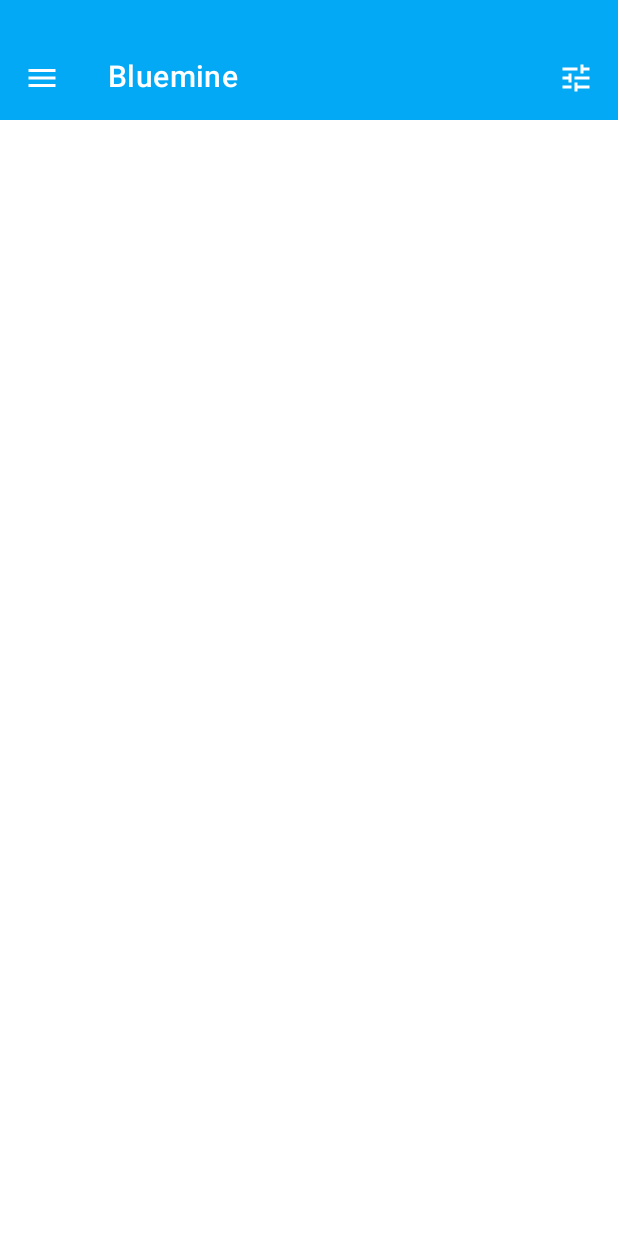
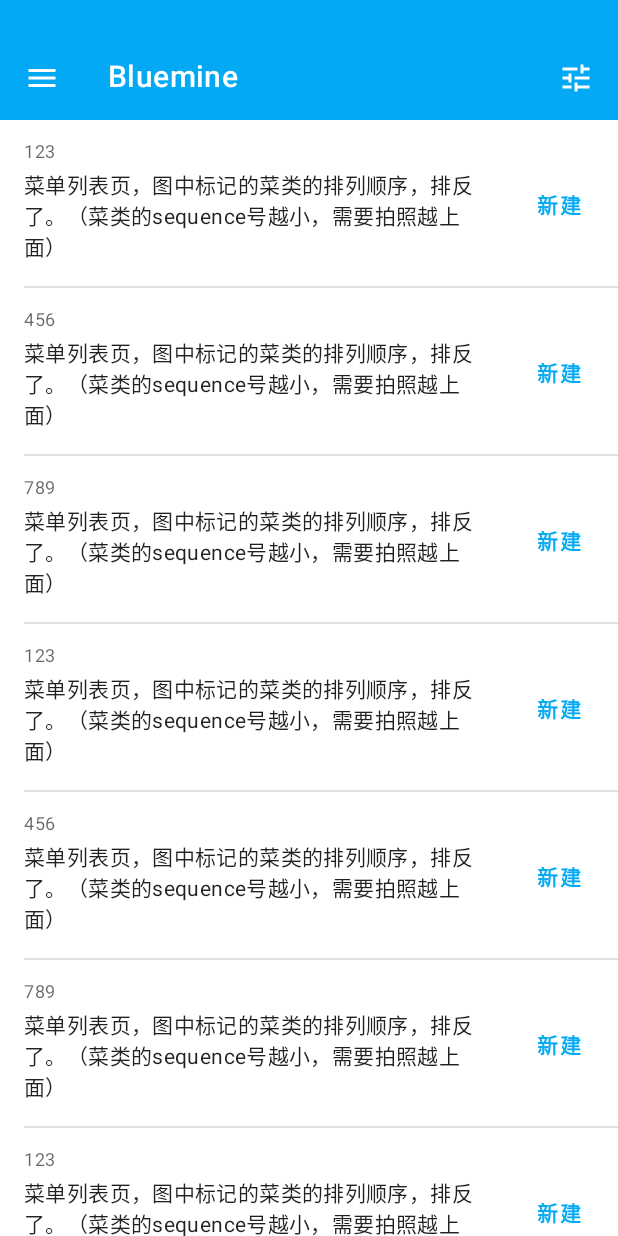
Before and after one commit to lvsecoto/Bluemine-Android, an Android app: the screen it shows after launch (MainActivity), on a phone screen of 412 x 824 dp. Run offline under Robolectric (Android 15) with nearby library versions, the phone set to English and light mode, and no system bars; our stand-ins replace data binding; plain views replace Layer.

Commit message:
完成问题列表条目界面

```diff
--- a/app/src/main/java/com/lvsecoto/bluemine/MainActivity.kt
+++ b/app/src/main/java/com/lvsecoto/bluemine/MainActivity.kt
@@ -2,7 +2,7 @@ package com.lvsecoto.bluemine
 
 import android.os.Bundle
 import androidx.fragment.app.Fragment
-import com.lvsecoto.bluemine.ui.home.IssuesListFragment
+import com.lvsecoto.bluemine.ui.home.issues.IssuesListFragment
 import com.lvsecoto.bluemine.utils.navigation.NavigationActivity
 
 class MainActivity : NavigationActivity() {
--- a/app/src/main/java/com/lvsecoto/bluemine/ui/home/IssuesListFragment.kt
+++ /dev/null
@@ -1,21 +0,0 @@
-package com.lvsecoto.bluemine.ui.home
-
-import android.os.Bundle
-import android.view.LayoutInflater
-import android.view.View
-import android.view.ViewGroup
-import androidx.databinding.DataBindingUtil
-import androidx.fragment.app.Fragment
-import com.lvsecoto.bluemine.R
-import com.lvsecoto.bluemine.databinding.FragmentIssuesListBinding
-
-class IssuesListFragment : Fragment() {
-
-    lateinit var binding : FragmentIssuesListBinding
-
-    override fun onCreateView(inflater: LayoutInflater, container: ViewGroup?, savedInstanceState: Bundle?): View? {
-        binding = DataBindingUtil.inflate(inflater, R.layout.fragment_issues_list, container, false)
-        return binding.root
-    }
-
-}
--- /dev/null
+++ b/app/src/main/java/com/lvsecoto/bluemine/ui/home/issues/IssuesAdapter.kt
@@ -0,0 +1,36 @@
+package com.lvsecoto.bluemine.ui.home.issues
+
+import androidx.recyclerview.widget.DiffUtil
+import com.lvsecoto.bluemine.R
+import com.lvsecoto.bluemine.databinding.ViewItemIssueBinding
+import com.lvsecoto.bluemine.utils.recyclerview.DataBoundListAdapter
+
+class IssuesAdapter :
+    DataBoundListAdapter<IssuesAdapter.Wrapper, ViewItemIssueBinding>(
+        diffCallback = object : DiffUtil.ItemCallback<IssuesAdapter.Wrapper>() {
+            override fun areItemsTheSame(oldItem: Wrapper, newItem: Wrapper): Boolean =
+                oldItem.title == newItem.title
+
+            override fun areContentsTheSame(oldItem: Wrapper, newItem: Wrapper): Boolean =
+                oldItem == newItem
+        }
+    ) {
+
+    var onClickItem : ((Int) -> Unit)? = null
+
+    override val layoutId: Int
+        get() = R.layout.view_item_issue
+
+    override fun onBindData(dataBinding: ViewItemIssueBinding, item: Wrapper, position: Int) {
+        super.onBindData(dataBinding, item, position)
+        dataBinding.root.setOnClickListener {
+            onClickItem?.invoke(position)
+        }
+    }
+
+    fun submitDemo(demos: List<String>) {
+        submitList(demos.map { Wrapper(it) })
+    }
+
+    data class Wrapper(val title: String)
+}
--- /dev/null
+++ b/app/src/main/java/com/lvsecoto/bluemine/ui/home/issues/IssuesListFragment.kt
@@ -0,0 +1,45 @@
+package com.lvsecoto.bluemine.ui.home.issues
+
+import android.os.Bundle
+import android.view.LayoutInflater
+import android.view.View
+import android.view.ViewGroup
+import androidx.databinding.DataBindingUtil
+import androidx.fragment.app.Fragment
+import androidx.recyclerview.widget.LinearLayoutManager
+import com.lvsecoto.bluemine.R
+import com.lvsecoto.bluemine.databinding.FragmentIssuesListBinding
+import com.lvsecoto.bluemine.utils.showToast
+
+class IssuesListFragment : Fragment() {
+
+    lateinit var binding : FragmentIssuesListBinding
+
+    private val issuesAdapter = IssuesAdapter()
+
+    override fun onCreateView(inflater: LayoutInflater, container: ViewGroup?, savedInstanceState: Bundle?): View? {
+        binding = DataBindingUtil.inflate(inflater, R.layout.fragment_issues_list, container, false)
+        binding.issues.layoutManager = LinearLayoutManager(context)
+        binding.issues.adapter = issuesAdapter
+        return binding.root
+    }
+
+    override fun onActivityCreated(savedInstanceState: Bundle?) {
+        super.onActivityCreated(savedInstanceState)
+        issuesAdapter.submitDemo(arrayListOf(
+            "123",
+            "456",
+            "789",
+            "123",
+            "456",
+            "789",
+            "123",
+            "456",
+            "789"
+        ))
+        issuesAdapter.onClickItem = {
+            showToast("click position $it!")
+        }
+    }
+
+}
--- /dev/null
+++ b/app/src/main/java/com/lvsecoto/bluemine/utils/ToastUtils.kt
@@ -0,0 +1,8 @@
+package com.lvsecoto.bluemine.utils
+
+import android.widget.Toast
+import androidx.fragment.app.Fragment
+
+fun Fragment.showToast(toast: CharSequence) {
+    Toast.makeText(this.context, toast, Toast.LENGTH_LONG).show()
+}
--- /dev/null
+++ b/app/src/main/java/com/lvsecoto/bluemine/utils/recyclerview/DataBoundListAdapter.kt
@@ -0,0 +1,42 @@
+package com.lvsecoto.bluemine.utils.recyclerview
+
+import android.view.LayoutInflater
+import android.view.ViewGroup
+import androidx.databinding.DataBindingUtil
+import androidx.databinding.ViewDataBinding
+
+import androidx.recyclerview.widget.DiffUtil
+import androidx.recyclerview.widget.ListAdapter
+import androidx.recyclerview.widget.RecyclerView
+import com.lvsecoto.bluemine.BR
+
+abstract class DataBoundListAdapter<T, V : ViewDataBinding> protected constructor(diffCallback: DiffUtil.ItemCallback<T>) :
+    ListAdapter<T, DataBoundListAdapter.ViewHolder<V>>(diffCallback) {
+
+    override fun onCreateViewHolder(viewGroup: ViewGroup, position: Int): ViewHolder<V> {
+        val itemBinding = DataBindingUtil.inflate<V>(
+            LayoutInflater.from(viewGroup.context),
+            getItemViewType(position),
+            viewGroup,
+            false
+        )
+        return ViewHolder(itemBinding)
+    }
+
+    override fun onBindViewHolder(viewHolder: ViewHolder<V>, position: Int) {
+        onBindData(viewHolder.mDataBinding, getItem(position), position)
+    }
+
+    override fun getItemViewType(position: Int): Int {
+        return layoutId
+    }
+
+    protected abstract val layoutId :Int
+
+    protected open fun onBindData(dataBinding: V, item: T, position: Int) {
+        dataBinding.setVariable(BR.item, item)
+        dataBinding.executePendingBindings()
+    }
+
+    class ViewHolder<V : ViewDataBinding>(val mDataBinding: V) : RecyclerView.ViewHolder(mDataBinding.root)
+}
--- a/app/src/main/res/layout/fragment_issues_list.xml
+++ b/app/src/main/res/layout/fragment_issues_list.xml
@@ -57,6 +57,7 @@
             android:id="@+id/issues"
             android:layout_width="0dp"
             android:layout_height="0dp"
+            tools:listitem="@layout/view_item_issue"
             app:layout_constraintBottom_toBottomOf="parent"
             app:layout_constraintEnd_toEndOf="parent"
             app:layout_constraintStart_toStartOf="parent"
--- /dev/null
+++ b/app/src/main/res/layout/view_item_issue.xml
@@ -0,0 +1,67 @@
+<?xml version="1.0" encoding="utf-8"?>
+<layout xmlns:android="http://schemas.android.com/apk/res/android"
+    xmlns:app="http://schemas.android.com/apk/res-auto"
+    xmlns:tools="http://schemas.android.com/tools">
+
+    <data>
+        <variable
+            name="item"
+            type="com.lvsecoto.bluemine.ui.home.issues.IssuesAdapter.Wrapper"/>
+    </data>
+
+    <androidx.constraintlayout.widget.ConstraintLayout
+        android:layout_width="match_parent"
+        android:layout_height="wrap_content">
+
+        <TextView
+            android:id="@+id/meta_data"
+            android:layout_width="wrap_content"
+            android:layout_height="wrap_content"
+            android:layout_marginStart="16dp"
+            android:layout_marginTop="12dp"
+            android:text="@{item.title}"
+            android:textAppearance="@style/TextAppearance.MaterialComponents.Caption"
+            app:layout_constraintStart_toStartOf="parent"
+            app:layout_constraintTop_toTopOf="parent"
+            tools:text="紧急" />
+
+        <TextView
+            android:id="@+id/subject"
+            android:layout_width="0dp"
+            android:layout_height="wrap_content"
+            android:layout_marginStart="16dp"
+            android:layout_marginTop="4dp"
+            android:text="菜单列表页，图中标记的菜类的排列顺序，排反了。（菜类的sequence号越小，需要拍照越上面）"
+            android:textAppearance="@style/TextAppearance.MaterialComponents.Body2"
+            app:layout_constraintEnd_toStartOf="@+id/status"
+            app:layout_constraintStart_toStartOf="parent"
+            app:layout_constraintTop_toBottomOf="@+id/meta_data"
+            tools:text="菜单列表页，图中标记的菜类的排列顺序，排反了。（菜类的sequence号越小，需要拍照越上面）" />
+
+        <com.google.android.material.button.MaterialButton
+            android:id="@+id/status"
+            style="@style/Widget.MaterialComponents.Button.TextButton"
+            android:layout_width="80dp"
+            android:layout_height="wrap_content"
+            android:textColor="@color/primaryColor"
+            android:textStyle="bold"
+            app:layout_constraintBottom_toBottomOf="parent"
+            app:layout_constraintEnd_toEndOf="parent"
+            app:layout_constraintTop_toTopOf="parent"
+            android:text="新建"
+            tools:text="新建" />
+
+        <View
+            android:id="@+id/divider"
+            android:layout_width="0dp"
+            android:layout_height="1dp"
+            android:layout_marginStart="16dp"
+            android:layout_marginTop="16dp"
+            android:background="?android:attr/listDivider"
+            app:layout_constraintBottom_toBottomOf="parent"
+            app:layout_constraintEnd_toEndOf="parent"
+            app:layout_constraintStart_toStartOf="parent"
+            app:layout_constraintTop_toBottomOf="@+id/subject" />
+
+    </androidx.constraintlayout.widget.ConstraintLayout>
+</layout>
```
